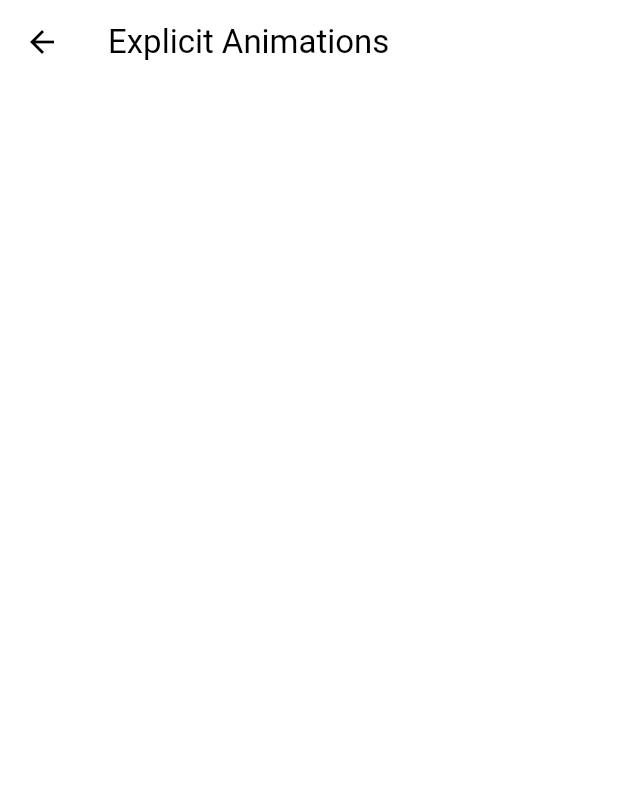
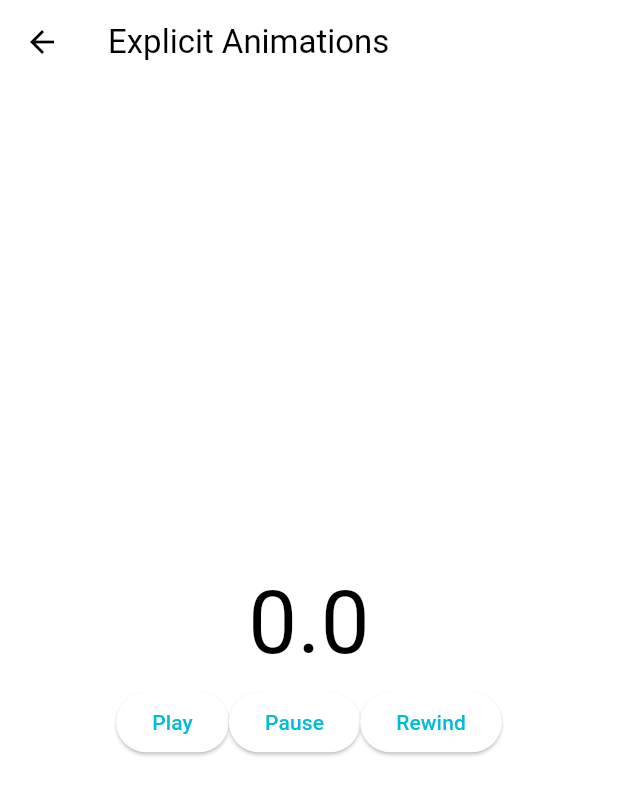
Before and after one commit to seo081225/flutter_animations_masterclass, a Flutter app: the ExplicitAnimationsScreen screen opened directly, on a phone screen of 412 x 824 dp. Shown: the top 795 px of the screen. Run offline on Flutter 3.47's test engine with Material 2 defaults, Android fonts, the phone set to English and light mode, and no system bars.

Commit message:
#2.2 Animation Values

```diff
--- a/lib/screens/explicit_animations_screen.dart
+++ b/lib/screens/explicit_animations_screen.dart
@@ -1,5 +1,6 @@
+import 'dart:async';
+
 import 'package:flutter/material.dart';
-import 'package:flutter/scheduler.dart';
 
 class ExplicitAnimationsScreen extends StatefulWidget {
   const ExplicitAnimationsScreen({super.key});
@@ -13,14 +14,27 @@ class _ExplicitAnimationsScreenState extends State<ExplicitAnimationsScreen>
     with SingleTickerProviderStateMixin {
   late final AnimationController _animationController = AnimationController(
     vsync: this,
+    duration: const Duration(seconds: 10),
   );
+
+  void _play() {
+    _animationController.forward();
+  }
+
+  void _pause() {
+    _animationController.stop();
+  }
+
+  void _rewind() {
+    _animationController.reverse();
+  }
 
   @override
   void initState() {
     super.initState();
-    // Ticker(
-    //   (elapsed) => print(elapsed),
-    // ).start();
+    Timer.periodic(const Duration(milliseconds: 500), (timer) {
+      print(_animationController.value);
+    });
   }
 
   @override
@@ -29,6 +43,34 @@ class _ExplicitAnimationsScreenState extends State<ExplicitAnimationsScreen>
       appBar: AppBar(
         title: const Text('Explicit Animations'),
       ),
+      body: Center(
+        child: Column(
+          mainAxisAlignment: MainAxisAlignment.center,
+          children: [
+            Text(
+              "${_animationController.value}",
+              style: const TextStyle(fontSize: 58),
+            ),
+            Row(
+              mainAxisAlignment: MainAxisAlignment.center,
+              children: [
+                ElevatedButton(
+                  onPressed: _play,
+                  child: const Text("Play"),
+                ),
+                ElevatedButton(
+                  onPressed: _pause,
+                  child: const Text("Pause"),
+                ),
+                ElevatedButton(
+                  onPressed: _rewind,
+                  child: const Text("Rewind"),
+                )
+              ],
+            )
+          ],
+        ),
+      ),
     );
   }
 }
```
